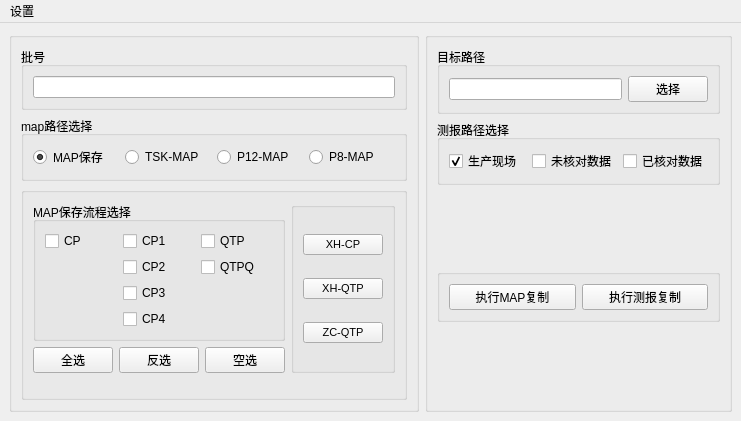
The window that CopyFromNet/mainwindow.ui (xx517230/Qt5p9DemoCode) describes before a commit, drawn with Qt 5.
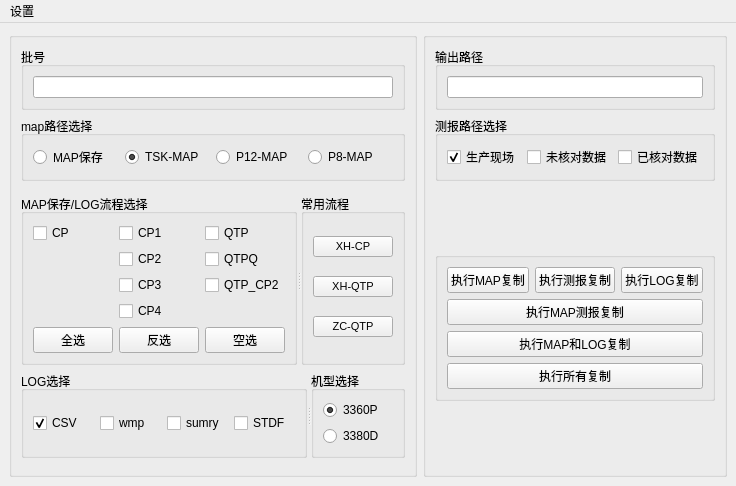
The same window after the commit.

The edit to the form file:
```diff
--- a/CopyFromNet/mainwindow.ui
+++ b/CopyFromNet/mainwindow.ui
@@ -6,47 +6,35 @@
    <rect>
     <x>0</x>
     <y>0</y>
-    <width>741</width>
-    <height>421</height>
+    <width>736</width>
+    <height>486</height>
    </rect>
   </property>
   <property name="windowTitle">
-   <string>MainWindow</string>
+   <string>CopyFromNet</string>
   </property>
   <widget class="QWidget" name="centralwidget">
-   <layout class="QGridLayout" name="gridLayout_8">
+   <layout class="QGridLayout" name="gridLayout_10">
     <item row="0" column="0">
      <widget class="QGroupBox" name="groupBox_10">
       <property name="title">
        <string/>
       </property>
-      <layout class="QVBoxLayout" name="verticalLayout_2">
-       <item>
-        <widget class="QGroupBox" name="groupBox">
-         <property name="title">
-          <string>批号</string>
+      <layout class="QGridLayout" name="gridLayout_8">
+       <item row="4" column="0">
+        <widget class="QSplitter" name="splitter_2">
+         <property name="orientation">
+          <enum>Qt::Horizontal</enum>
          </property>
-         <layout class="QGridLayout" name="gridLayout_2">
-          <item row="0" column="0">
-           <widget class="QLineEdit" name="editLotId">
-            <property name="text">
-             <string/>
-            </property>
-           </widget>
-          </item>
-         </layout>
-        </widget>
-       </item>
-       <item>
-        <widget class="QGroupBox" name="groupBox_6">
+         <widget class="QGroupBox" name="groupBox_11">
          <property name="title">
-          <string>map路径选择</string>
-         </property>
-         <layout class="QHBoxLayout" name="horizontalLayout_2">
+           <string>LOG选择</string>
+          </property>
+          <layout class="QHBoxLayout" name="horizontalLayout_3">
           <item>
-           <widget class="QRadioButton" name="rbtnMapSave">
+            <widget class="QCheckBox" name="chkBoxCSV">
             <property name="text">
-             <string>MAP保存</string>
+              <string>CSV</string>
             </property>
             <property name="checked">
              <bool>true</bool>
@@ -54,70 +42,64 @@
            </widget>
           </item>
           <item>
-           <widget class="QRadioButton" name="rbtnTsKMap">
+            <widget class="QCheckBox" name="chkBoxWmpTDO">
             <property name="text">
-             <string>TSK-MAP</string>
+              <string>wmp</string>
             </property>
            </widget>
           </item>
           <item>
-           <widget class="QRadioButton" name="rbtnP12Map">
+            <widget class="QCheckBox" name="chkBoxsumryTDO">
             <property name="text">
-             <string>P12-MAP</string>
+              <string>sumry</string>
             </property>
            </widget>
           </item>
           <item>
-           <widget class="QRadioButton" name="rbtnP8Map">
+            <widget class="QCheckBox" name="chkBoxSTDF">
             <property name="text">
-             <string>P8-MAP</string>
+              <string>STDF</string>
             </property>
            </widget>
           </item>
          </layout>
         </widget>
-       </item>
-       <item>
-        <spacer name="verticalSpacer_4">
-         <property name="orientation">
-          <enum>Qt::Vertical</enum>
-         </property>
-         <property name="sizeHint" stdset="0">
-          <size>
-           <width>20</width>
-           <height>0</height>
-          </size>
-         </property>
-        </spacer>
-       </item>
-       <item>
-        <widget class="QGroupBox" name="groupBox_4">
+         <widget class="QGroupBox" name="groupBox_13">
          <property name="title">
-          <string/>
+           <string>机型选择</string>
          </property>
          <layout class="QGridLayout" name="gridLayout_5">
           <item row="0" column="0">
-           <layout class="QVBoxLayout" name="verticalLayout">
-            <item>
+            <widget class="QRadioButton" name="rbtnTsKMap_2">
+             <property name="text">
+              <string>3360P</string>
+             </property>
+             <property name="checked">
+              <bool>true</bool>
+             </property>
+            </widget>
+           </item>
+           <item row="1" column="0">
+            <widget class="QRadioButton" name="rbtnTsKMap_3">
+             <property name="text">
+              <string>3380D</string>
+             </property>
+            </widget>
+           </item>
+          </layout>
+         </widget>
+        </widget>
+       </item>
+       <item row="3" column="0">
+        <widget class="QSplitter" name="splitter">
+         <property name="orientation">
+          <enum>Qt::Horizontal</enum>
+         </property>
              <widget class="QGroupBox" name="groupBox_2">
               <property name="title">
-               <string>MAP保存流程选择</string>
+           <string>MAP保存/LOG流程选择</string>
               </property>
               <layout class="QGridLayout" name="gridLayout_4">
-               <item row="0" column="0">
-                <widget class="QCheckBox" name="chkBoxCP">
-                 <property name="text">
-                  <string>CP</string>
-                 </property>
-                </widget>
-               </item>
-               <item row="0" column="1">
-                <widget class="QCheckBox" name="chkBoxCP1">
-                 <property name="text">
-                  <string>CP1</string>
-                 </property>
-                </widget>
-               </item>
                <item row="0" column="2">
                 <widget class="QCheckBox" name="chkBoxQTP">
                  <property name="text">
@@ -125,6 +107,41 @@
                  </property>
                 </widget>
                </item>
+           <item row="0" column="1">
+            <widget class="QCheckBox" name="chkBoxCP1">
+             <property name="text">
+              <string>CP1</string>
+             </property>
+            </widget>
+           </item>
+           <item row="2" column="2">
+            <widget class="QCheckBox" name="chkBoxQTP_CP2">
+             <property name="text">
+              <string>QTP_CP2</string>
+             </property>
+            </widget>
+           </item>
+           <item row="0" column="0">
+            <widget class="QCheckBox" name="chkBoxCP">
+             <property name="text">
+              <string>CP</string>
+             </property>
+            </widget>
+           </item>
+           <item row="3" column="1">
+            <widget class="QCheckBox" name="chkBoxCP4">
+             <property name="text">
+              <string>CP4</string>
+             </property>
+            </widget>
+           </item>
+           <item row="2" column="1">
+            <widget class="QCheckBox" name="chkBoxCP3">
+             <property name="text">
+              <string>CP3</string>
+             </property>
+            </widget>
+           </item>
                <item row="1" column="1">
                 <widget class="QCheckBox" name="chkBoxCP2">
                  <property name="text">
@@ -139,67 +156,32 @@
                  </property>
                 </widget>
                </item>
-               <item row="2" column="1">
-                <widget class="QCheckBox" name="chkBoxCP3">
-                 <property name="text">
-                  <string>CP3</string>
-                 </property>
-                </widget>
-               </item>
-               <item row="3" column="1">
-                <widget class="QCheckBox" name="chkBoxCP4">
-                 <property name="text">
-                  <string>CP4</string>
-                 </property>
-                </widget>
-               </item>
-              </layout>
-             </widget>
-            </item>
-            <item>
-             <layout class="QHBoxLayout" name="horizontalLayout">
-              <item>
+           <item row="4" column="0">
                <widget class="QPushButton" name="btnAllSelect">
                 <property name="text">
                  <string>全选</string>
                 </property>
                </widget>
               </item>
-              <item>
-               <widget class="QPushButton" name="btnInvertSelect">
-                <property name="text">
-                 <string>反选</string>
-                </property>
-               </widget>
-              </item>
-              <item>
+           <item row="4" column="2">
                <widget class="QPushButton" name="btnCancelSelect">
                 <property name="text">
                  <string>空选</string>
                 </property>
                </widget>
               </item>
-             </layout>
-            </item>
-           </layout>
-          </item>
-          <item row="1" column="0">
-           <spacer name="verticalSpacer_5">
-            <property name="orientation">
-             <enum>Qt::Vertical</enum>
-            </property>
-            <property name="sizeHint" stdset="0">
-             <size>
-              <width>20</width>
-              <height>40</height>
-             </size>
-            </property>
-           </spacer>
-          </item>
-          <item row="0" column="1">
+           <item row="4" column="1">
+            <widget class="QPushButton" name="btnInvertSelect">
+             <property name="text">
+              <string>反选</string>
+             </property>
+            </widget>
+           </item>
+          </layout>
+         </widget>
            <widget class="QGroupBox" name="groupBox_5">
             <property name="title">
-             <string/>
+           <string>常用流程</string>
             </property>
             <layout class="QGridLayout" name="gridLayout">
              <item row="1" column="0">
@@ -240,10 +222,93 @@
              </item>
             </layout>
            </widget>
-          </item>
+        </widget>
+       </item>
+       <item row="1" column="0">
+        <widget class="QGroupBox" name="groupBox_6">
+         <property name="title">
+          <string>map路径选择</string>
+         </property>
+         <layout class="QHBoxLayout" name="horizontalLayout_2">
+          <item>
+           <widget class="QRadioButton" name="rbtnMapSave">
+            <property name="text">
+             <string>MAP保存</string>
+            </property>
+            <property name="checked">
+             <bool>false</bool>
+            </property>
+           </widget>
+          </item>
+          <item>
+           <widget class="QRadioButton" name="rbtnTsKMap">
+            <property name="text">
+             <string>TSK-MAP</string>
+            </property>
+            <property name="checked">
+             <bool>true</bool>
+            </property>
+           </widget>
+          </item>
+          <item>
+           <widget class="QRadioButton" name="rbtnP12Map">
+            <property name="text">
+             <string>P12-MAP</string>
+            </property>
+           </widget>
+          </item>
+          <item>
+           <widget class="QRadioButton" name="rbtnP8Map">
+            <property name="text">
+             <string>P8-MAP</string>
+            </property>
+           </widget>
+          </item>
          </layout>
         </widget>
        </item>
+       <item row="0" column="0">
+        <widget class="QGroupBox" name="groupBox">
+         <property name="title">
+          <string>批号</string>
+         </property>
+         <layout class="QGridLayout" name="gridLayout_2">
+          <item row="0" column="0">
+           <widget class="QLineEdit" name="editLotId">
+            <property name="text">
+             <string/>
+            </property>
+           </widget>
+          </item>
+         </layout>
+        </widget>
+       </item>
+       <item row="2" column="0">
+        <spacer name="verticalSpacer_3">
+         <property name="orientation">
+          <enum>Qt::Vertical</enum>
+         </property>
+         <property name="sizeHint" stdset="0">
+          <size>
+           <width>20</width>
+           <height>40</height>
+          </size>
+         </property>
+        </spacer>
+       </item>
+       <item row="5" column="0">
+        <spacer name="verticalSpacer_4">
+         <property name="orientation">
+          <enum>Qt::Vertical</enum>
+         </property>
+         <property name="sizeHint" stdset="0">
+          <size>
+           <width>20</width>
+           <height>40</height>
+          </size>
+         </property>
+        </spacer>
+       </item>
       </layout>
      </widget>
     </item>
@@ -252,23 +317,16 @@
       <property name="title">
        <string/>
       </property>
-      <layout class="QGridLayout" name="gridLayout_6">
+      <layout class="QGridLayout" name="gridLayout_9">
        <item row="0" column="0">
         <widget class="QGroupBox" name="groupBox_3">
          <property name="title">
-          <string>目标路径</string>
+          <string>输出路径</string>
          </property>
          <layout class="QGridLayout" name="gridLayout_7">
           <item row="0" column="0">
            <widget class="QLineEdit" name="editOutPutPath"/>
           </item>
-          <item row="0" column="1">
-           <widget class="QPushButton" name="pbtnSelectPath">
-            <property name="text">
-             <string>选择</string>
-            </property>
-           </widget>
-          </item>
          </layout>
         </widget>
        </item>
@@ -306,14 +364,14 @@
         </widget>
        </item>
        <item row="2" column="0">
-        <spacer name="verticalSpacer">
+        <spacer name="verticalSpacer_2">
          <property name="orientation">
           <enum>Qt::Vertical</enum>
          </property>
          <property name="sizeHint" stdset="0">
           <size>
            <width>20</width>
-           <height>40</height>
+           <height>63</height>
           </size>
          </property>
         </spacer>
@@ -323,33 +381,61 @@
          <property name="title">
           <string/>
          </property>
-         <layout class="QHBoxLayout" name="horizontalLayout_3">
-          <item>
+         <layout class="QGridLayout" name="gridLayout_6">
+          <item row="0" column="0">
            <widget class="QPushButton" name="btnMapDo">
             <property name="text">
              <string>执行MAP复制</string>
             </property>
            </widget>
           </item>
-          <item>
+          <item row="0" column="2">
+           <widget class="QPushButton" name="btnLogDo">
+            <property name="text">
+             <string>执行LOG复制</string>
+            </property>
+           </widget>
+          </item>
+          <item row="3" column="0" colspan="3">
+           <widget class="QPushButton" name="btnAllDo">
+            <property name="text">
+             <string>执行所有复制</string>
+            </property>
+           </widget>
+          </item>
+          <item row="1" column="0" colspan="3">
+           <widget class="QPushButton" name="btnMapExcleDo">
+            <property name="text">
+             <string>执行MAP测报复制</string>
+            </property>
+           </widget>
+          </item>
+          <item row="0" column="1">
            <widget class="QPushButton" name="btnExcleDo">
             <property name="text">
              <string>执行测报复制</string>
             </property>
            </widget>
           </item>
+          <item row="2" column="0" colspan="3">
+           <widget class="QPushButton" name="btnMapLogDo">
+            <property name="text">
+             <string>执行MAP和LOG复制</string>
+            </property>
+           </widget>
+          </item>
          </layout>
         </widget>
        </item>
        <item row="4" column="0">
-        <spacer name="verticalSpacer_2">
+        <spacer name="verticalSpacer">
          <property name="orientation">
           <enum>Qt::Vertical</enum>
          </property>
          <property name="sizeHint" stdset="0">
           <size>
            <width>20</width>
-           <height>40</height>
+           <height>63</height>
           </size>
          </property>
         </spacer>
@@ -364,7 +450,7 @@
     <rect>
      <x>0</x>
      <y>0</y>
-     <width>741</width>
+     <width>736</width>
      <height>20</height>
     </rect>
    </property>
@@ -372,8 +458,9 @@
     <property name="title">
      <string>设置</string>
     </property>
-    <addaction name="actionPath"/>
     <addaction name="actionExcelPath"/>
+    <addaction name="actionPath"/>
+    <addaction name="actionLOGPath"/>
    </widget>
    <addaction name="menu"/>
   </widget>
@@ -387,6 +474,14 @@
     <string>测报路径</string>
    </property>
   </action>
+  <action name="actionLOGPath">
+   <property name="text">
+    <string>LOG路径</string>
+   </property>
+   <property name="toolTip">
+    <string>LOG路径</string>
+   </property>
+  </action>
  </widget>
  <resources/>
  <connections/>
```
Lines whose indentation alone changed are shown as unchanged.
